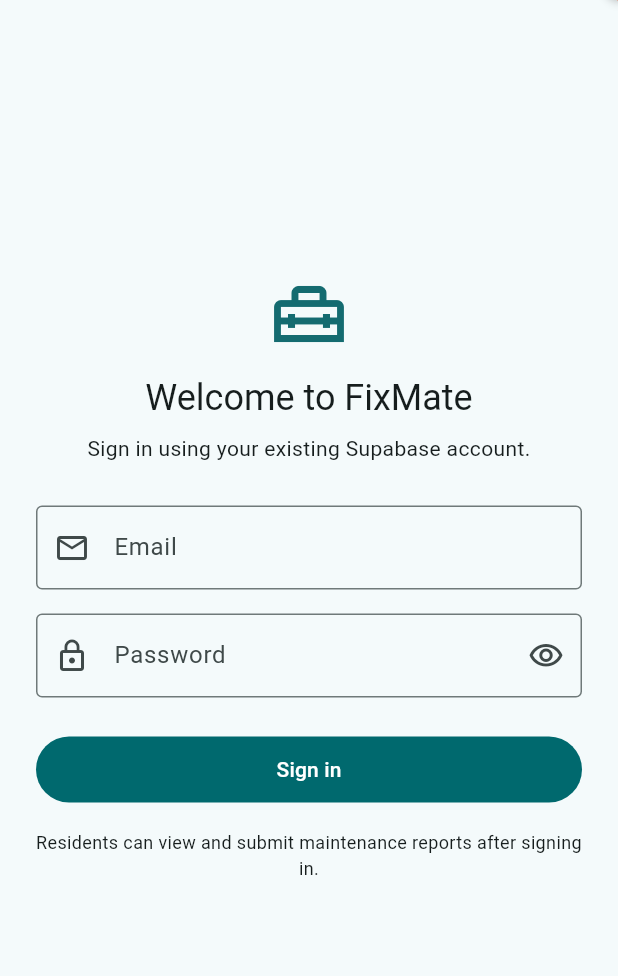
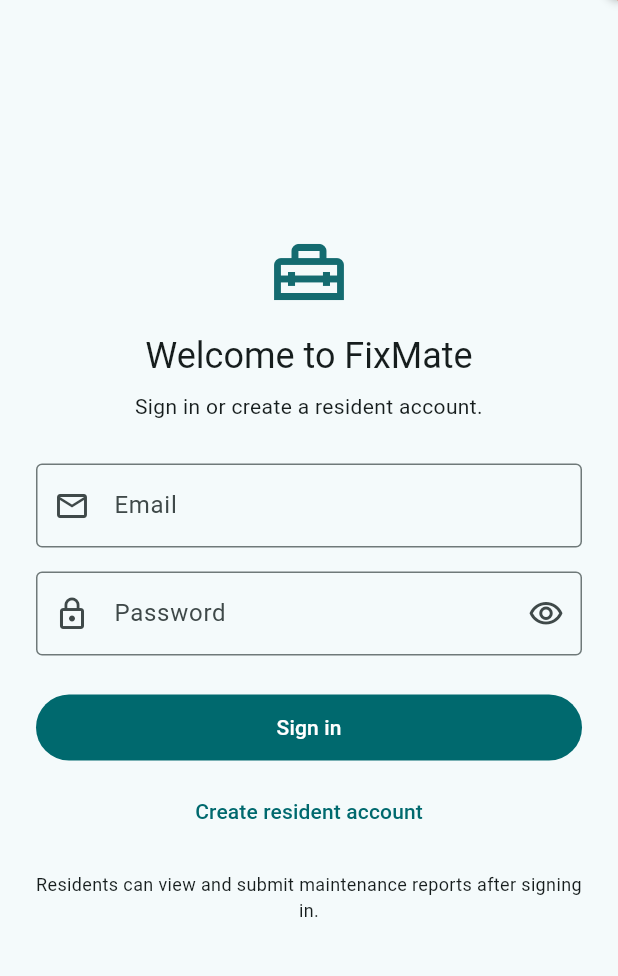
Before and after one commit to ahmedfak105/PSe-4-FixMate-SmartDormApp, a Flutter app: the LoginPage screen opened directly, on a phone screen of 412 x 824 dp, the part 84-1060 px from its top. Run offline on Flutter 3.47's test engine with Material 3 defaults, Android fonts, the phone set to English and light mode, and no system bars; our stand-ins replace flutter_bloc, image_picker, supabase_flutter; accounts and stored records are empty; generated files the repository leaves out were written again.

Commit message:
feat(auth): enable safe resident signup after local Supabase E2E success

```diff
--- a/mobile/lib/features/auth/login_page.dart
+++ b/mobile/lib/features/auth/login_page.dart
@@ -3,7 +3,7 @@ import 'package:supabase_flutter/supabase_flutter.dart';
 
 import 'sign_up_page.dart';
 
-/// Sign-in only: use an existing Supabase Auth account.
+/// Sign in with Supabase Auth or register a new Resident account.
 class LoginPage extends StatefulWidget {
   const LoginPage({super.key, this.connectionError});
 
@@ -73,7 +73,7 @@ class _LoginPageState extends State<LoginPage> {
                         textAlign: TextAlign.center,
                         style: Theme.of(context).textTheme.headlineSmall),
                     const SizedBox(height: 8),
-                    const Text('Sign in using your existing Supabase account.',
+                    const Text('Sign in or create a resident account.',
                         textAlign: TextAlign.center),
                     const SizedBox(height: 28),
                     TextFormField(
@@ -139,10 +139,11 @@ class _LoginPageState extends State<LoginPage> {
                             : const Text('Sign in'),
                       ),
                     ),
-                    // Enable only after the resident profile provisioning
-                    // migration has passed staging verification.
+                    // Enabled after isolated local Supabase Auth + profile/RLS
+                    // API tests passed. Set ENABLE_RESIDENT_SIGNUP=false
+                    // to hide registration for deployments that disable signup.
                     if (const bool.fromEnvironment(
-                      'ENABLE_RESIDENT_SIGNUP', defaultValue: false,
+                      'ENABLE_RESIDENT_SIGNUP', defaultValue: true,
                     )) ...[
                       const SizedBox(height: 8),
                       TextButton(
```
